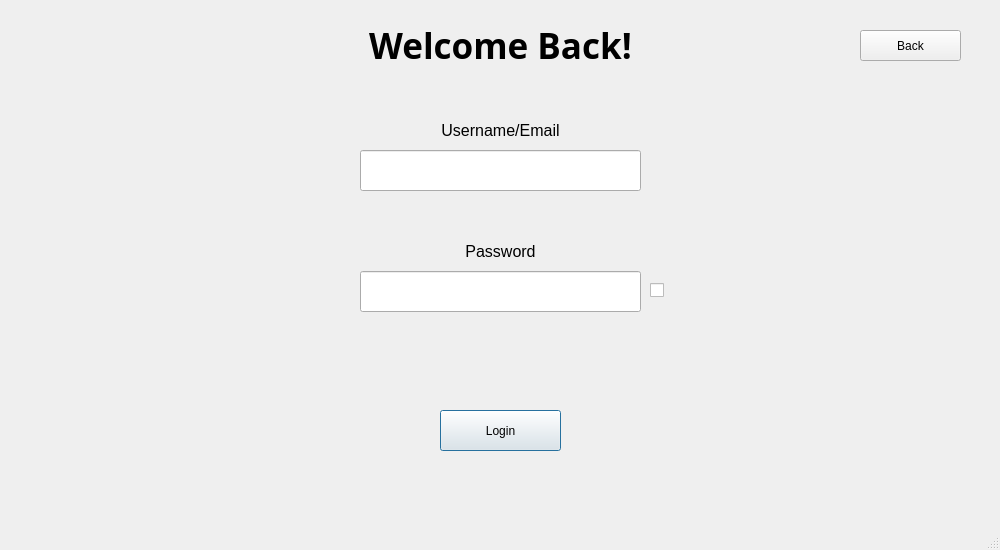
SuperName3102/Final-Project, file Main/client/gui/ui/login.ui: the form before one commit.
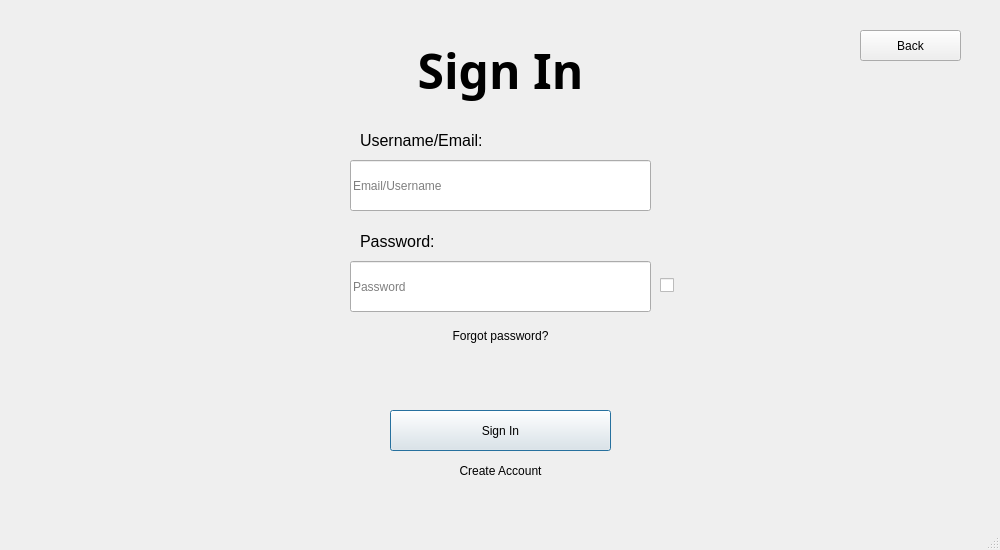
The form after the commit.

Commit message: added lots of functionality, user icons, delete, rename, download, and more

Diff of the .ui file:
```diff
--- a/Main/client/gui/ui/login.ui
+++ b/Main/client/gui/ui/login.ui
@@ -10,23 +10,35 @@
     <height>550</height>
    </rect>
   </property>
+  <property name="sizePolicy">
+   <sizepolicy hsizetype="MinimumExpanding" vsizetype="MinimumExpanding">
+    <horstretch>0</horstretch>
+    <verstretch>0</verstretch>
+   </sizepolicy>
+  </property>
   <property name="windowTitle">
    <string>IdanCloud</string>
   </property>
   <widget class="QWidget" name="centralwidget">
+   <property name="sizePolicy">
+    <sizepolicy hsizetype="Expanding" vsizetype="Expanding">
+     <horstretch>5</horstretch>
+     <verstretch>5</verstretch>
+    </sizepolicy>
+   </property>
    <widget class="QLabel" name="main_text">
     <property name="geometry">
      <rect>
-      <x>280</x>
-      <y>20</y>
-      <width>441</width>
-      <height>51</height>
+      <x>210</x>
+      <y>40</y>
+      <width>581</width>
+      <height>61</height>
      </rect>
     </property>
     <property name="font">
      <font>
       <family>Trebuchet MS</family>
-      <pointsize>26</pointsize>
+      <pointsize>36</pointsize>
       <bold>true</bold>
      </font>
     </property>
@@ -50,7 +62,7 @@
 }</string>
     </property>
     <property name="text">
-     <string>Welcome Back!</string>
+     <string>Sign In</string>
     </property>
     <property name="scaledContents">
      <bool>true</bool>
@@ -62,9 +74,9 @@
    <widget class="QPushButton" name="login_button">
     <property name="geometry">
      <rect>
-      <x>440</x>
+      <x>390</x>
       <y>410</y>
-      <width>121</width>
+      <width>221</width>
       <height>41</height>
      </rect>
     </property>
@@ -72,7 +84,7 @@
      <string notr="true"/>
     </property>
     <property name="text">
-     <string>Login</string>
+     <string>Sign In</string>
     </property>
     <property name="iconSize">
      <size>
@@ -93,33 +105,33 @@
    <widget class="QLabel" name="passwor_label">
     <property name="geometry">
      <rect>
-      <x>460</x>
-      <y>241</y>
-      <width>81</width>
+      <x>360</x>
+      <y>231</y>
+      <width>181</width>
       <height>21</height>
      </rect>
     </property>
     <property name="text">
-     <string>&lt;html&gt;&lt;head/&gt;&lt;body&gt;&lt;p&gt;&lt;span style=&quot; font-size:12pt;&quot;&gt;Password&lt;/span&gt;&lt;/p&gt;&lt;/body&gt;&lt;/html&gt;</string>
+     <string>&lt;html&gt;&lt;head/&gt;&lt;body&gt;&lt;p&gt;&lt;span style=&quot; font-size:12pt;&quot;&gt;Password:&lt;/span&gt;&lt;/p&gt;&lt;/body&gt;&lt;/html&gt;</string>
     </property>
     <property name="alignment">
-     <set>Qt::AlignmentFlag::AlignCenter</set>
+     <set>Qt::AlignmentFlag::AlignLeading|Qt::AlignmentFlag::AlignLeft|Qt::AlignmentFlag::AlignVCenter</set>
     </property>
    </widget>
    <widget class="QLabel" name="user_label">
     <property name="geometry">
      <rect>
-      <x>420</x>
-      <y>120</y>
-      <width>161</width>
+      <x>360</x>
+      <y>130</y>
+      <width>221</width>
       <height>21</height>
      </rect>
     </property>
     <property name="text">
-     <string>&lt;html&gt;&lt;head/&gt;&lt;body&gt;&lt;p&gt;&lt;span style=&quot; font-size:12pt;&quot;&gt;Username/Email&lt;/span&gt;&lt;/p&gt;&lt;/body&gt;&lt;/html&gt;</string>
+     <string>&lt;html&gt;&lt;head/&gt;&lt;body&gt;&lt;p&gt;&lt;span style=&quot; font-size:12pt;&quot;&gt;Username/Email:&lt;/span&gt;&lt;/p&gt;&lt;/body&gt;&lt;/html&gt;</string>
     </property>
     <property name="alignment">
-     <set>Qt::AlignmentFlag::AlignCenter</set>
+     <set>Qt::AlignmentFlag::AlignLeading|Qt::AlignmentFlag::AlignLeft|Qt::AlignmentFlag::AlignVCenter</set>
     </property>
    </widget>
    <widget class="QPushButton" name="back_button">
@@ -147,23 +159,26 @@
    <widget class="QLineEdit" name="password">
     <property name="geometry">
      <rect>
-      <x>360</x>
-      <y>271</y>
-      <width>281</width>
-      <height>41</height>
+      <x>350</x>
+      <y>261</y>
+      <width>301</width>
+      <height>51</height>
      </rect>
     </property>
     <property name="alignment">
-     <set>Qt::AlignmentFlag::AlignCenter</set>
+     <set>Qt::AlignmentFlag::AlignLeading|Qt::AlignmentFlag::AlignLeft|Qt::AlignmentFlag::AlignVCenter</set>
+    </property>
+    <property name="placeholderText">
+     <string>Password</string>
     </property>
    </widget>
    <widget class="QCheckBox" name="password_toggle">
     <property name="geometry">
      <rect>
-      <x>650</x>
-      <y>280</y>
-      <width>31</width>
-      <height>21</height>
+      <x>660</x>
+      <y>270</y>
+      <width>21</width>
+      <height>31</height>
      </rect>
     </property>
     <property name="text">
@@ -173,23 +188,29 @@
    <widget class="QLineEdit" name="user">
     <property name="geometry">
      <rect>
-      <x>360</x>
-      <y>150</y>
-      <width>281</width>
-      <height>41</height>
+      <x>350</x>
+      <y>160</y>
+      <width>301</width>
+      <height>51</height>
      </rect>
     </property>
+    <property name="text">
+     <string/>
+    </property>
     <property name="alignment">
-     <set>Qt::AlignmentFlag::AlignCenter</set>
+     <set>Qt::AlignmentFlag::AlignLeading|Qt::AlignmentFlag::AlignLeft|Qt::AlignmentFlag::AlignVCenter</set>
+    </property>
+    <property name="placeholderText">
+     <string>Email/Username</string>
     </property>
    </widget>
    <widget class="QLabel" name="error_message">
     <property name="geometry">
      <rect>
       <x>10</x>
-      <y>340</y>
+      <y>360</y>
       <width>981</width>
-      <height>51</height>
+      <height>31</height>
      </rect>
     </property>
     <property name="text">
@@ -199,6 +220,53 @@
      <set>Qt::AlignmentFlag::AlignCenter</set>
     </property>
    </widget>
+   <widget class="QPushButton" name="forgot_password_button">
+    <property name="geometry">
+     <rect>
+      <x>410</x>
+      <y>320</y>
+      <width>181</width>
+      <height>31</height>
+     </rect>
+    </property>
+    <property name="text">
+     <string>Forgot password?</string>
+    </property>
+    <property name="flat">
+     <bool>true</bool>
+    </property>
+   </widget>
+   <widget class="QPushButton" name="signup_button">
+    <property name="geometry">
+     <rect>
+      <x>400</x>
+      <y>460</y>
+      <width>201</width>
+      <height>21</height>
+     </rect>
+    </property>
+    <property name="styleSheet">
+     <string notr="true"/>
+    </property>
+    <property name="text">
+     <string>Create Account</string>
+    </property>
+    <property name="iconSize">
+     <size>
+      <width>20</width>
+      <height>20</height>
+     </size>
+    </property>
+    <property name="autoDefault">
+     <bool>false</bool>
+    </property>
+    <property name="default">
+     <bool>false</bool>
+    </property>
+    <property name="flat">
+     <bool>true</bool>
+    </property>
+   </widget>
   </widget>
   <widget class="QStatusBar" name="statusbar"/>
  </widget>
```
Left out of the diff: 6 changed lines with no effect on the pictures. The commit also changes 29 other files.
